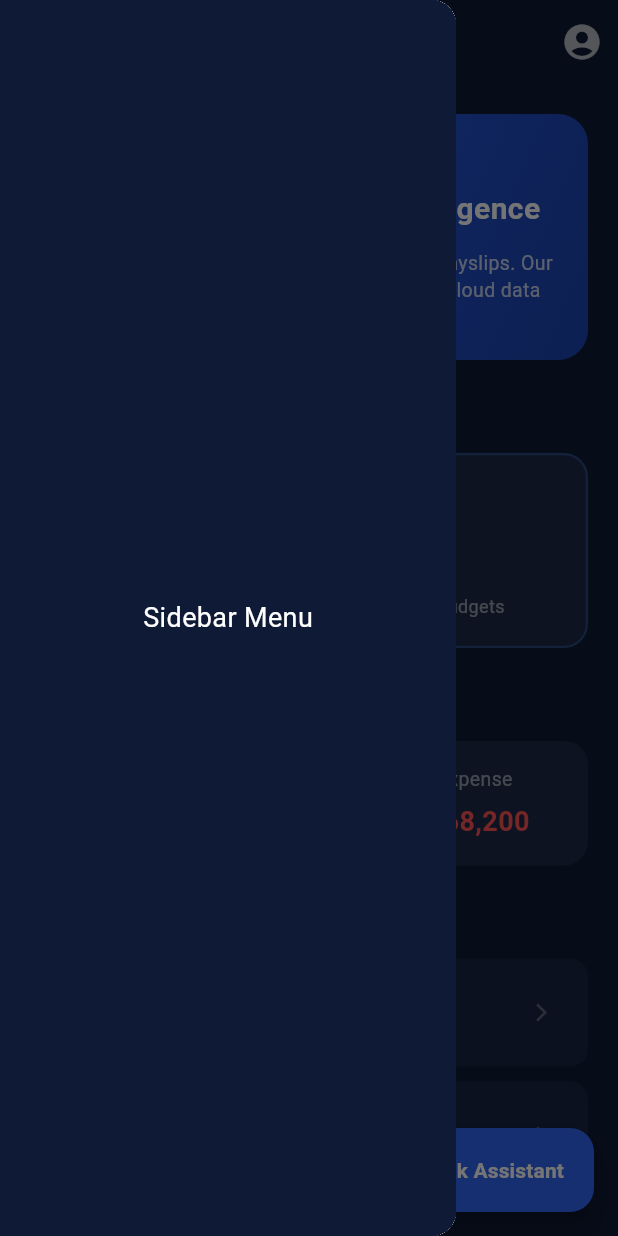
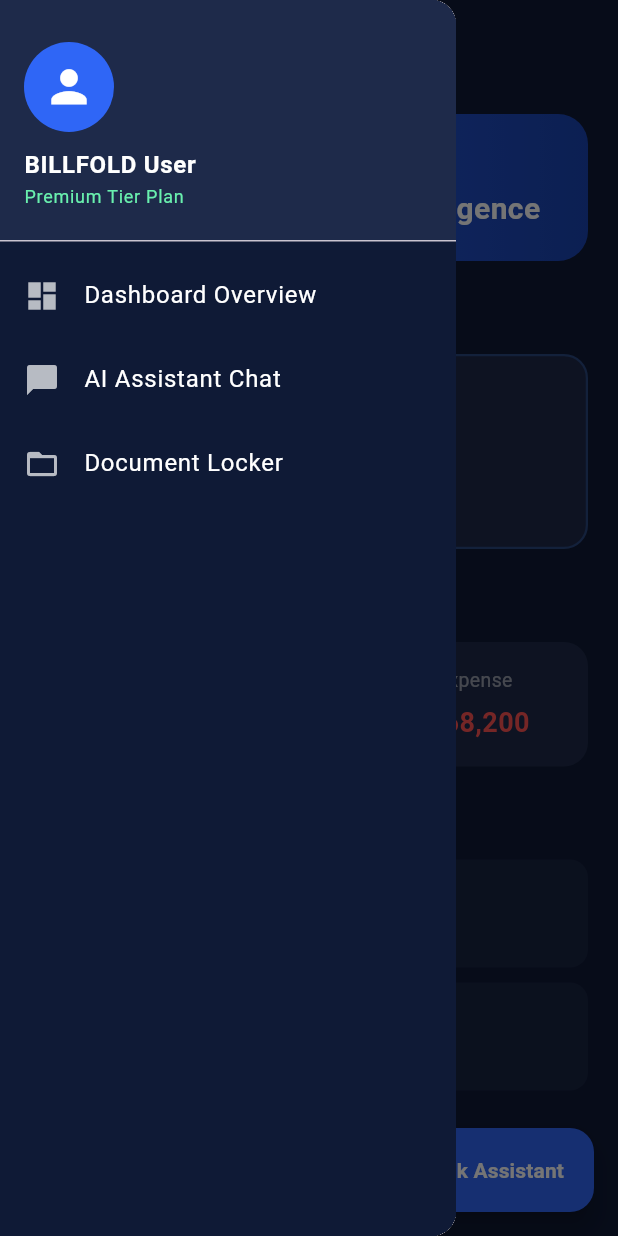
Before and after one commit to Thamindu16/billfold-application-fyp, a Flutter app: the DashboardView screen opened directly, with the side drawer open, on a phone screen of 412 x 824 dp. Run offline on Flutter 3.47's test engine with Material 3 defaults, Android fonts, the phone set to English and light mode, and no system bars; missing offline and left inert: file_selector.

Commit message:
Fix compileSdk version and migrate to file_selector package

```diff
--- a/lib/views/dashboard/dashboard_view.dart
+++ b/lib/views/dashboard/dashboard_view.dart
@@ -1,5 +1,6 @@
 import 'package:flutter/material.dart';
-// Importing using your exact filename 'chat_view.dart' to fix the error
+// Importing the correct official file selector package
+import 'package:file_selector/file_selector.dart';
 import '../chat/chat_view.dart';
 
 class DashboardView extends StatefulWidget {
@@ -10,7 +11,8 @@ class DashboardView extends StatefulWidget {
 }
 
 class _DashboardViewState extends State<DashboardView> {
-  // Mock list simulating documents fetched from the database
+  final GlobalKey<ScaffoldState> _scaffoldKey = GlobalKey<ScaffoldState>();
+
   final List<Map<String, dynamic>> _uploadedDocs = [
     {
       'name': 'HNB_Statement_Jan.pdf',
@@ -20,29 +22,130 @@ class _DashboardViewState extends State<DashboardView> {
     {'name': 'Slip_Pay_2026.pdf', 'type': 'Payslip', 'date': 'Yesterday'},
   ];
 
+  // Updated function using official file_selector package syntax
+  Future<void> _pickPDFDocument() async {
+    try {
+      const XTypeGroup typeGroup = XTypeGroup(
+        label: 'PDFs',
+        extensions: <String>['pdf'],
+      );
+
+      // Open file picker securely
+      final XFile? file = await openFile(
+        acceptedTypeGroups: <XTypeGroup>[typeGroup],
+      );
+
+      if (file != null) {
+        String fileName = file.name;
+
+        setState(() {
+          _uploadedDocs.insert(0, {
+            'name': fileName,
+            'type': 'Uploaded Statement',
+            'date': 'Just Now',
+          });
+        });
+
+        if (!mounted) return;
+
+        ScaffoldMessenger.of(context).showSnackBar(
+          SnackBar(
+            content: Text("Successfully imported: $fileName"),
+            backgroundColor: Colors.green,
+          ),
+        );
+      }
+    } catch (e) {
+      if (!mounted) return;
+
+      ScaffoldMessenger.of(context).showSnackBar(
+        const SnackBar(
+          content: Text("Failed to pick document. Try again."),
+          backgroundColor: Colors.redAccent,
+        ),
+      );
+    }
+  }
+
   @override
   Widget build(BuildContext context) {
     return Scaffold(
-      backgroundColor: const Color(0xFF0F1A36), // Deep navy background theme
-      // Sidebar drawer menu accessible from the top-left corner
+      key: _scaffoldKey,
+      backgroundColor: const Color(0xFF0F1A36),
       drawer: Drawer(
         child: Container(
           color: const Color(0xFF0F1A36),
-          child: const Center(
-            child: Text(
-              "Sidebar Menu",
-              style: TextStyle(color: Colors.white, fontSize: 18),
-            ),
+          child: ListView(
+            padding: EdgeInsets.zero,
+            children: [
+              const DrawerHeader(
+                decoration: BoxDecoration(color: Color(0xFF1E2A4A)),
+                child: Column(
+                  crossAxisAlignment: CrossAxisAlignment.start,
+                  mainAxisAlignment: MainAxisAlignment.center,
+                  children: [
+                    CircleAvatar(
+                      radius: 30,
+                      backgroundColor: Color(0xFF2F66F6),
+                      child: Icon(Icons.person, color: Colors.white, size: 35),
+                    ),
+                    SizedBox(height: 10),
+                    Text(
+                      "BILLFOLD User",
+                      style: TextStyle(
+                        color: Colors.white,
+                        fontSize: 16,
+                        fontWeight: FontWeight.bold,
+                      ),
+                    ),
+                    Text(
+                      "Premium Tier Plan",
+                      style: TextStyle(color: Colors.greenAccent, fontSize: 12),
+                    ),
+                  ],
+                ),
+              ),
+              ListTile(
+                leading: const Icon(Icons.dashboard, color: Colors.white70),
+                title: const Text(
+                  "Dashboard Overview",
+                  style: TextStyle(color: Colors.white),
+                ),
+                onTap: () => Navigator.pop(context),
+              ),
+              ListTile(
+                leading: const Icon(Icons.chat_bubble, color: Colors.white70),
+                title: const Text(
+                  "AI Assistant Chat",
+                  style: TextStyle(color: Colors.white),
+                ),
+                onTap: () {
+                  Navigator.pop(context);
+                  Navigator.push(
+                    context,
+                    MaterialPageRoute(builder: (context) => const AiChatView()),
+                  );
+                },
+              ),
+              ListTile(
+                leading: const Icon(Icons.folder_open, color: Colors.white70),
+                title: const Text(
+                  "Document Locker",
+                  style: TextStyle(color: Colors.white),
+                ),
+                onTap: () => Navigator.pop(context),
+              ),
+            ],
           ),
         ),
       ),
-
       appBar: AppBar(
         backgroundColor: const Color(0xFF0F1A36),
         elevation: 0,
-        iconTheme: const IconThemeData(
-          color: Colors.white,
-        ), // Colors the hamburger icon white
+        leading: IconButton(
+          icon: const Icon(Icons.menu, color: Colors.white),
+          onPressed: () => _scaffoldKey.currentState?.openDrawer(),
+        ),
         title: const Text(
           "BILLFOLD",
           style: TextStyle(
@@ -51,17 +154,6 @@ class _DashboardViewState extends State<DashboardView> {
             fontSize: 20,
           ),
         ),
-        actions: [
-          // Profile icon button on the top right
-          IconButton(
-            icon: const Icon(
-              Icons.account_circle,
-              color: Colors.white70,
-              size: 28,
-            ),
-            onPressed: () {},
-          ),
-        ],
       ),
       body: SingleChildScrollView(
         physics: const BouncingScrollPhysics(),
@@ -69,11 +161,8 @@ class _DashboardViewState extends State<DashboardView> {
         child: Column(
           crossAxisAlignment: CrossAxisAlignment.start,
           children: [
-            // Top greeting banner widget
             _buildWelcomeCard(),
             const SizedBox(height: 24),
-
-            // Document Upload UI section header
             const Text(
               "Upload Statements",
               style: TextStyle(
@@ -85,8 +174,6 @@ class _DashboardViewState extends State<DashboardView> {
             const SizedBox(height: 12),
             _buildUploadZone(),
             const SizedBox(height: 24),
-
-            // Financial breakdown section header
             const Text(
               "Extracted Overview",
               style: TextStyle(
@@ -98,8 +185,6 @@ class _DashboardViewState extends State<DashboardView> {
             const SizedBox(height: 12),
             _buildInsightMiniChart(),
             const SizedBox(height: 24),
-
-            // Processed document archive list header
             const Text(
               "Processed Documents",
               style: TextStyle(
@@ -113,17 +198,14 @@ class _DashboardViewState extends State<DashboardView> {
           ],
         ),
       ),
-
-      // Floating button that redirects user to the AI Chat screen
       floatingActionButton: FloatingActionButton.extended(
         onPressed: () {
-          // Navigates safely to AiChatView since the correct file is imported above
           Navigator.push(
             context,
             MaterialPageRoute(builder: (context) => const AiChatView()),
           );
         },
-        backgroundColor: const Color(0xFF2F66F6), // Accent theme blue
+        backgroundColor: const Color(0xFF2F66F6),
         icon: const Icon(Icons.chat_bubble_outline, color: Colors.white),
         label: const Text(
           "Ask Assistant",
@@ -133,7 +215,6 @@ class _DashboardViewState extends State<DashboardView> {
     );
   }
 
-  // Builder widget for the greeting and privacy disclosure banner
   Widget _buildWelcomeCard() {
     return Container(
       width: double.infinity,
@@ -141,20 +222,18 @@ class _DashboardViewState extends State<DashboardView> {
       decoration: BoxDecoration(
         gradient: const LinearGradient(
           colors: [Color(0xFF2F66F6), Color(0xFF1A44B3)],
-          begin: Alignment.topLeft,
-          end: Alignment.bottomRight,
         ),
         borderRadius: BorderRadius.circular(20),
       ),
-      child: Column(
+      child: const Column(
         crossAxisAlignment: CrossAxisAlignment.start,
         children: [
-          const Text(
+          Text(
             "Hello User 👋",
             style: TextStyle(color: Colors.white70, fontSize: 16),
           ),
-          const SizedBox(height: 6),
-          const Text(
+          SizedBox(height: 6),
+          Text(
             "Privacy-Safe Financial Intelligence",
             style: TextStyle(
               color: Colors.white,
@@ -162,21 +241,11 @@ class _DashboardViewState extends State<DashboardView> {
               fontWeight: FontWeight.bold,
             ),
           ),
-          const SizedBox(height: 12),
-          Text(
-            "Upload your personal bank statements or payslips. Our local AI will analyze them securely without cloud data exposure.",
-            style: TextStyle(
-              color: Colors.white.withOpacity(0.75),
-              fontSize: 13,
-              height: 1.4,
-            ),
-          ),
         ],
       ),
     );
   }
 
-  // Builder widget for the interactive PDF file drop zone
   Widget _buildUploadZone() {
     return Container(
       width: double.infinity,
@@ -190,9 +259,7 @@ class _DashboardViewState extends State<DashboardView> {
         ),
       ),
       child: InkWell(
-        onTap: () {
-          // File picking logic goes here in future updates
-        },
+        onTap: _pickPDFDocument,
         borderRadius: BorderRadius.circular(16),
         child: const Column(
           mainAxisAlignment: MainAxisAlignment.center,
@@ -210,18 +277,12 @@ class _DashboardViewState extends State<DashboardView> {
                 fontWeight: FontWeight.w600,
               ),
             ),
-            SizedBox(height: 4),
-            Text(
-              "Supports Bank Statements, Payslips & Budgets",
-              style: TextStyle(color: Colors.white54, fontSize: 12),
-            ),
           ],
         ),
       ),
     );
   }
 
-  // Builder widget displaying basic dynamic extractions (Income vs Expense summaries)
   Widget _buildInsightMiniChart() {
     return Container(
       padding: const EdgeInsets.all(16),
@@ -240,7 +301,6 @@ class _DashboardViewState extends State<DashboardView> {
     );
   }
 
-  // Helper template method to structure single financial data boxes smoothly
   Widget _buildInsightStat(String title, String amount, Color color) {
     return Column(
       crossAxisAlignment: CrossAxisAlignment.start,
@@ -262,7 +322,6 @@ class _DashboardViewState extends State<DashboardView> {
     );
   }
 
-  // Builder widget rendering the dynamic file rows underneath the dashboard
   Widget _buildDocumentList() {
     return ListView.builder(
       shrinkWrap: true,
@@ -294,14 +353,6 @@ class _DashboardViewState extends State<DashboardView> {
               "${doc['type']} • ${doc['date']}",
               style: const TextStyle(color: Colors.white54, fontSize: 12),
             ),
-            trailing: const Icon(
-              Icons.arrow_forward_ios,
-              color: Colors.white30,
-              size: 14,
-            ),
-            onTap: () {
-              // Action logic for clicking individual files will map here
-            },
           ),
         );
       },
--- a/pubspec.yaml
+++ b/pubspec.yaml
@@ -25,7 +25,7 @@ dependencies:
 
   # Charts & UI Components
   fl_chart: ^0.66.0
-
+  file_selector: ^1.1.0
 dev_dependencies:
   flutter_test:
     sdk: flutter
```
Also changed, not shown: pubspec.lock, 3 other files.
